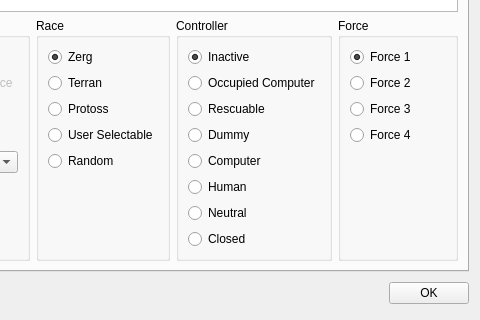
Old version of the form ChkForge/scenariosettings.ui in the repository heinermann/ChkForge; both pictures show x 116 to 596 and y 241 to 561 of the 596 by 561 pixel window.
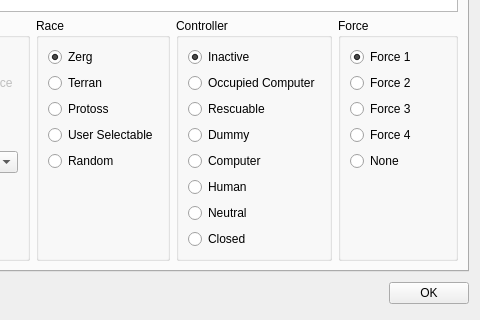
New version of the form. Custom widgets are drawn as their Qt base class.

Commit message: Can change owner/race/force. Added None force.

Patch:
```diff
--- a/ChkForge/scenariosettings.ui
+++ b/ChkForge/scenariosettings.ui
@@ -633,6 +633,16 @@
                </attribute>
               </widget>
              </item>
+             <item>
+              <widget class="QRadioButton" name="radioForceNone">
+               <property name="text">
+                <string>None</string>
+               </property>
+               <attribute name="buttonGroup">
+                <string notr="true">btnGroupPlayerForce</string>
+               </attribute>
+              </widget>
+             </item>
              <item>
               <spacer name="verticalSpacer_4">
                <property name="orientation">
```
Left out of the diff: 2 changed lines with no effect on the pictures. The commit also changes 3 other files.
